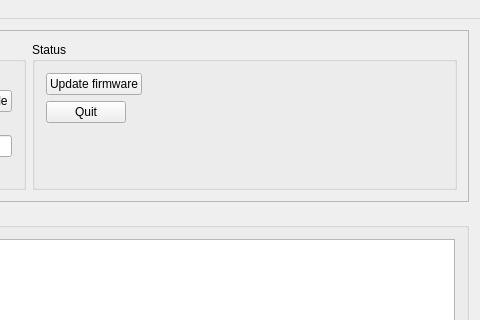
Before: the Qt Designer form mainwindow.ui in Nitrokey/nitrokey-update-tool, drawn with Qt 5; both pictures show x 418 to 898 and y 0 to 320 of the 898 by 478 pixel window.
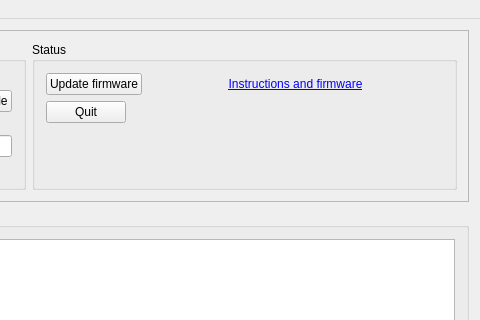
After: the same form once the commit is applied.

Commit message: Add link to update instructions to the main window

The edit to the form file:
```diff
--- a/mainwindow.ui
+++ b/mainwindow.ui
@@ -56,6 +56,19 @@
             </property>
            </widget>
           </item>
+          <item row="0" column="1">
+           <widget class="QLabel" name="l_instructions_link">
+            <property name="text">
+             <string>&lt;html&gt;&lt;head/&gt;&lt;body&gt;&lt;p&gt;&lt;a href=&quot;https://www.nitrokey.com/en/documentation/firmware-update-storage&quot;&gt;&lt;span style=&quot; text-decoration: underline; color:#0000ff;&quot;&gt;Instructions and firmware&lt;/span&gt;&lt;/a&gt;&lt;/p&gt;&lt;/body&gt;&lt;/html&gt;</string>
+            </property>
+            <property name="alignment">
+             <set>Qt::AlignCenter</set>
+            </property>
+            <property name="openExternalLinks">
+             <bool>true</bool>
+            </property>
+           </widget>
+          </item>
          </layout>
         </widget>
        </item>
```
